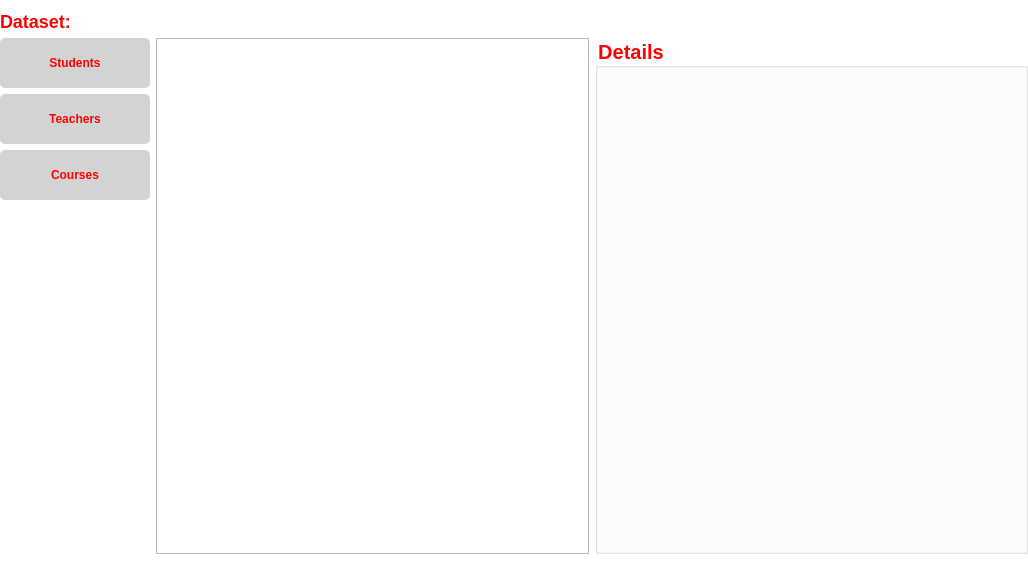
First picture: the form in src/views/dataset/Dataset.ui, repository TudorMaxim/flag_colouring_model, before the edit.
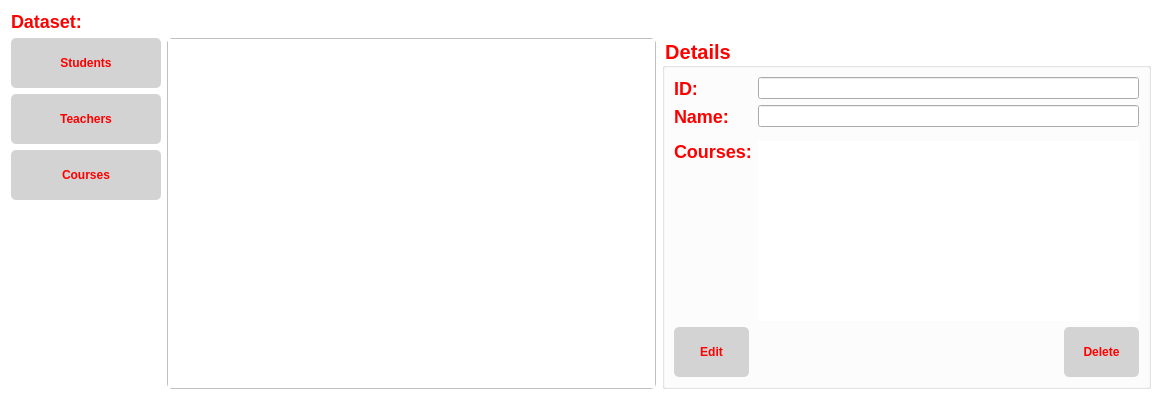
Second picture: the form after the edit.

Commit message: added details box and edit ability

The edit to the form file:
```diff
--- a/src/views/dataset/Dataset.ui
+++ b/src/views/dataset/Dataset.ui
@@ -6,8 +6,8 @@
    <rect>
     <x>0</x>
     <y>0</y>
-    <width>1028</width>
-    <height>565</height>
+    <width>1162</width>
+    <height>400</height>
    </rect>
   </property>
   <property name="windowTitle">
@@ -55,15 +55,29 @@
 	font-weight: bold;
 }
 
-</string>
+QPushButton#delete_button, QPushButton#edit_button {
+	max-width: 75px;
+}
+
+
+QListWidget {
+	border: 1px solid silver;
+	border-radius: 5px;
+}
+
+QListWidget#courses_list_widget {
+	margin-top: 8px;
+	border: 0px;
+}
+
+QListWidget::item {
+	font-size: 50px;
+}</string>
   </property>
-  <layout class="QVBoxLayout" name="verticalLayout_2">
-   <property name="leftMargin">
-    <number>0</number>
-   </property>
-   <property name="rightMargin">
-    <number>0</number>
-   </property>
+  <property name="active" stdset="0">
+   <bool>false</bool>
+  </property>
+  <layout class="QVBoxLayout" name="verticalLayout_4">
    <item>
     <widget class="QLabel" name="dataset_label">
      <property name="text">
@@ -141,6 +155,83 @@
        <property name="title">
         <string>Details</string>
        </property>
+       <layout class="QVBoxLayout" name="verticalLayout_3">
+        <item>
+         <layout class="QFormLayout" name="formLayout">
+          <item row="1" column="0">
+           <widget class="QLabel" name="name_info_label">
+            <property name="text">
+             <string>Name: </string>
+            </property>
+           </widget>
+          </item>
+          <item row="0" column="0">
+           <widget class="QLabel" name="id_info_label">
+            <property name="text">
+             <string>ID:</string>
+            </property>
+           </widget>
+          </item>
+          <item row="2" column="0">
+           <widget class="QLabel" name="courses_list_label">
+            <property name="text">
+             <string>Courses:</string>
+            </property>
+           </widget>
+          </item>
+          <item row="2" column="1">
+           <widget class="QListWidget" name="courses_list_widget"/>
+          </item>
+          <item row="0" column="1">
+           <widget class="QLineEdit" name="id_input"/>
+          </item>
+          <item row="1" column="1">
+           <widget class="QLineEdit" name="name_input"/>
+          </item>
+         </layout>
+        </item>
+        <item>
+         <layout class="QVBoxLayout" name="verticalLayout_2">
+          <item>
+           <layout class="QHBoxLayout" name="horizontalLayout">
+            <property name="sizeConstraint">
+             <enum>QLayout::SetFixedSize</enum>
+            </property>
+            <item>
+             <widget class="QPushButton" name="edit_button">
+              <property name="text">
+               <string>Edit</string>
+              </property>
+             </widget>
+            </item>
+            <item>
+             <spacer name="horizontalSpacer">
+              <property name="orientation">
+               <enum>Qt::Horizontal</enum>
+              </property>
+              <property name="sizeHint" stdset="0">
+               <size>
+                <width>40</width>
+                <height>20</height>
+               </size>
+              </property>
+             </spacer>
+            </item>
+            <item>
+             <widget class="QPushButton" name="delete_button">
+              <property name="text">
+               <string>Delete</string>
+              </property>
+              <property name="cssClass" stdset="0">
+               <string>active</string>
+              </property>
+             </widget>
+            </item>
+           </layout>
+          </item>
+         </layout>
+        </item>
+       </layout>
       </widget>
      </item>
     </layout>
```
Left out of the diff: 2 changed lines with no effect on the pictures. The commit also changes 6 other files.
